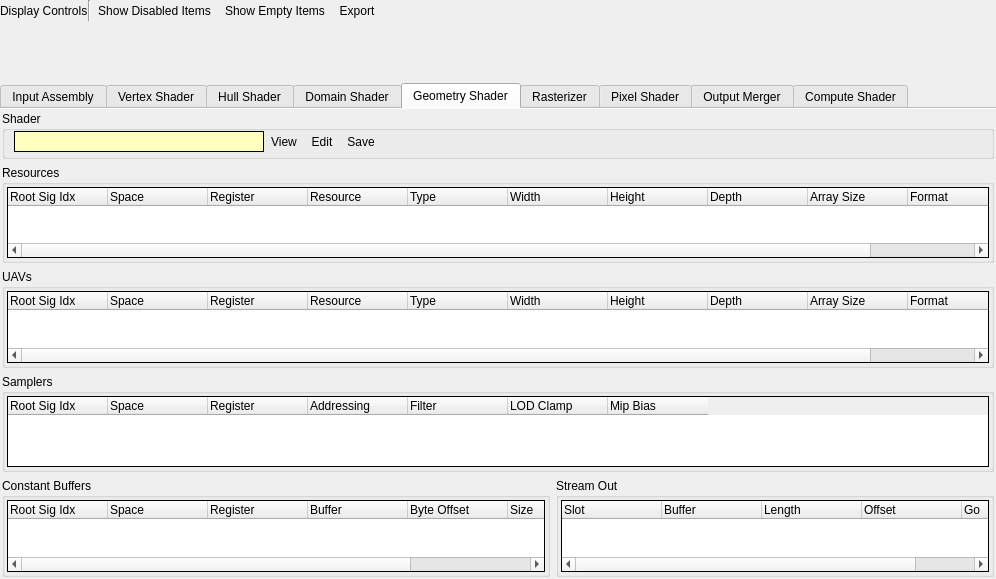
Before: the Qt Designer form qrenderdoc/Windows/PipelineState/D3D12PipelineStateViewer.ui in baldurk/renderdoc, drawn with Qt 5.
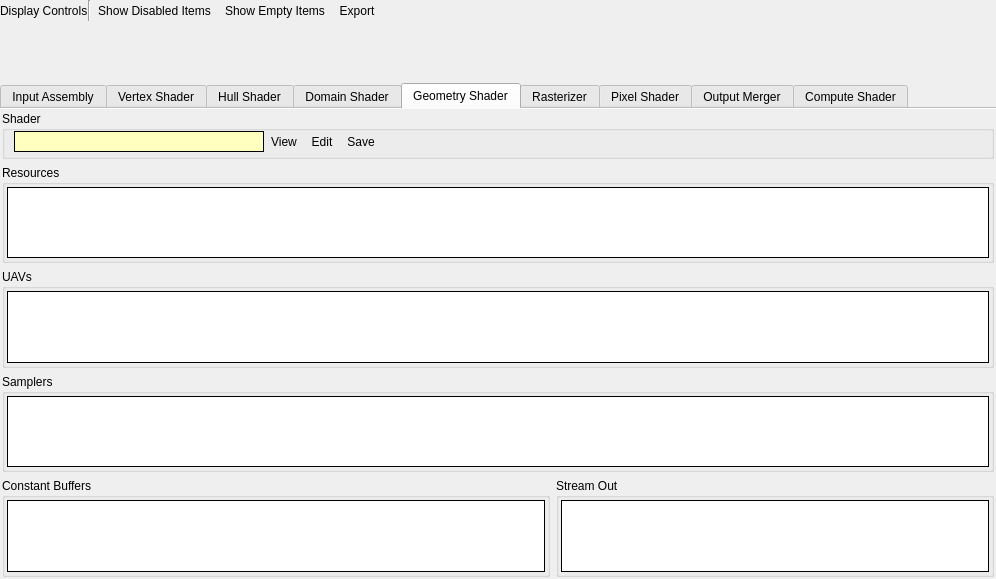
After: the same form once the commit is applied. The open tabs and pages were chosen to show the change. Icons and pictures are not drawn. Custom widgets are drawn as their Qt base class.

Commit message:
Use new RDTreeWidget everywhere in favour of QTreeWidget
* Since we're promoting everything, we reset the behaviour of
  RDTreeWidget so that it's not doing anything different by default.
* RDTreeWidget's interface is a bit different, exposing some useful
  things like a single selected item and so on.
* We also can't set columns in the Qt Creator UI anymore, so we set them
  from code.

The edit to the form file:
```diff
--- a/qrenderdoc/Windows/PipelineState/D3D12PipelineStateViewer.ui
+++ b/qrenderdoc/Windows/PipelineState/D3D12PipelineStateViewer.ui
@@ -2343,61 +2343,6 @@
             <attribute name="headerStretchLastSection">
              <bool>false</bool>
             </attribute>
-            <column>
-             <property name="text">
-              <string>Root Sig Idx</string>
-             </property>
-            </column>
-            <column>
-             <property name="text">
-              <string>Space</string>
-             </property>
-            </column>
-            <column>
-             <property name="text">
-              <string>Register</string>
-             </property>
-            </column>
-            <column>
-             <property name="text">
-              <string>Resource</string>
-             </property>
-            </column>
-            <column>
-             <property name="text">
-              <string>Type</string>
-             </property>
-            </column>
-            <column>
-             <property name="text">
-              <string>Width</string>
-             </property>
-            </column>
-            <column>
-             <property name="text">
-              <string>Height</string>
-             </property>
-            </column>
-            <column>
-             <property name="text">
-              <string>Depth</string>
-             </property>
-            </column>
-            <column>
-             <property name="text">
-              <string>Array Size</string>
-             </property>
-            </column>
-            <column>
-             <property name="text">
-              <string>Format</string>
-             </property>
-            </column>
-            <column>
-             <property name="text">
-              <string>Go</string>
-             </property>
-            </column>
            </widget>
           </item>
          </layout>
@@ -2453,61 +2398,6 @@
             <attribute name="headerStretchLastSection">
              <bool>false</bool>
             </attribute>
-            <column>
-             <property name="text">
-              <string>Root Sig Idx</string>
-             </property>
-            </column>
-            <column>
-             <property name="text">
-              <string>Space</string>
-             </property>
-            </column>
-            <column>
-             <property name="text">
-              <string>Register</string>
-             </property>
-            </column>
-            <column>
-             <property name="text">
-              <string>Resource</string>
-             </property>
-            </column>
-            <column>
-             <property name="text">
-              <string>Type</string>
-             </property>
-            </column>
-            <column>
-             <property name="text">
-              <string>Width</string>
-             </property>
-            </column>
-            <column>
-             <property name="text">
-              <string>Height</string>
-             </property>
-            </column>
-            <column>
-             <property name="text">
-              <string>Depth</string>
-             </property>
-            </column>
-            <column>
-             <property name="text">
-              <string>Array Size</string>
-             </property>
-            </column>
-            <column>
-             <property name="text">
-              <string>Format</string>
-             </property>
-            </column>
-            <column>
-             <property name="text">
-              <string>Go</string>
-             </property>
-            </column>
            </widget>
           </item>
          </layout>
@@ -2563,41 +2453,6 @@
             <attribute name="headerStretchLastSection">
              <bool>false</bool>
             </attribute>
-            <column>
-             <property name="text">
-              <string>Root Sig Idx</string>
-             </property>
-            </column>
-            <column>
-             <property name="text">
-              <string>Space</string>
-             </property>
-            </column>
-            <column>
-             <property name="text">
-              <string>Register</string>
-             </property>
-            </column>
-            <column>
-             <property name="text">
-              <string>Addressing</string>
-             </property>
-            </column>
-            <column>
-             <property name="text">
-              <string>Filter</string>
-             </property>
-            </column>
-            <column>
-             <property name="text">
-              <string>LOD Clamp</string>
-             </property>
-            </column>
-            <column>
-             <property name="text">
-              <string>Mip Bias</string>
-             </property>
-            </column>
            </widget>
           </item>
          </layout>
@@ -2655,41 +2510,6 @@
               <attribute name="headerStretchLastSection">
                <bool>false</bool>
               </attribute>
-              <column>
-               <property name="text">
-                <string>Root Sig Idx</string>
-               </property>
-              </column>
-              <column>
-               <property name="text">
-                <string>Space</string>
-               </property>
-              </column>
-              <column>
-               <property name="text">
-                <string>Register</string>
-               </property>
-              </column>
-              <column>
-               <property name="text">
-                <string>Buffer</string>
-               </property>
-              </column>
-              <column>
-               <property name="text">
-                <string>Byte Offset</string>
-               </property>
-              </column>
-              <column>
-               <property name="text">
-                <string>Size</string>
-               </property>
-              </column>
-              <column>
-               <property name="text">
-                <string>Go</string>
-               </property>
-              </column>
              </widget>
             </item>
            </layout>
@@ -2745,31 +2565,6 @@
               <attribute name="headerStretchLastSection">
                <bool>false</bool>
               </attribute>
-              <column>
-               <property name="text">
-                <string>Slot</string>
-               </property>
-              </column>
-              <column>
-               <property name="text">
-                <string>Buffer</string>
-               </property>
-              </column>
-              <column>
-               <property name="text">
-                <string>Length</string>
-               </property>
-              </column>
-              <column>
-               <property name="text">
-                <string>Offset</string>
-               </property>
-              </column>
-              <column>
-               <property name="text">
-                <string>Go</string>
-               </property>
-              </column>
              </widget>
             </item>
            </layout>
@@ -5219,7 +5014,7 @@
  <customwidgets>
   <customwidget>
    <class>RDTreeWidget</class>
-   <extends>QTreeWidget</extends>
+   <extends>QTreeView</extends>
    <header>Widgets/Extended/RDTreeWidget.h</header>
   </customwidget>
   <customwidget>
```
Left out of the diff: 1175 changed lines with no effect on the pictures. The commit also changes 31 other files.
